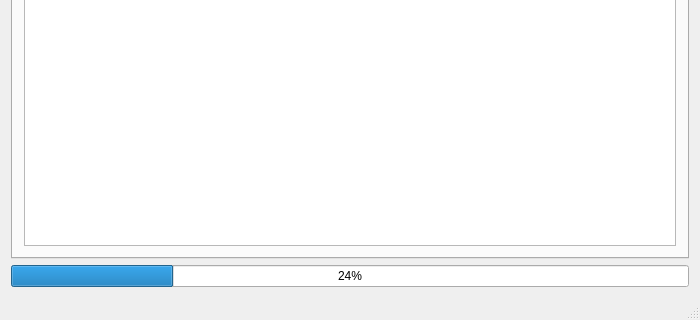
SergeiNazarov/SimpleGDrive, file gui/mainwindow.ui: the form before one commit; both pictures show x 0 to 700 and y 280 to 600 of the 700 by 600 pixel window.
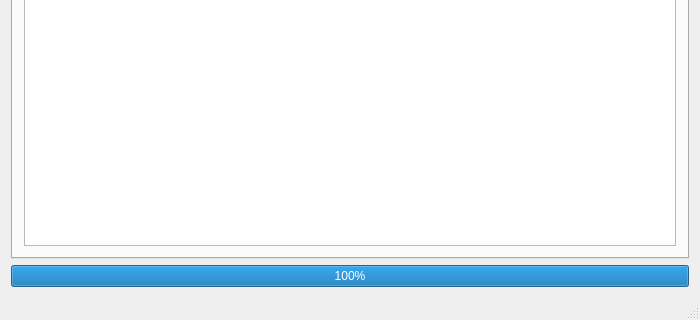
The form after the commit. Icons and pictures are not drawn.

```diff
--- a/gui/mainwindow.ui
+++ b/gui/mainwindow.ui
@@ -194,8 +194,11 @@
     </item>
     <item>
      <widget class="QProgressBar" name="progressBar">
+      <property name="minimum">
+       <number>0</number>
+      </property>
       <property name="value">
-       <number>24</number>
+       <number>100</number>
       </property>
      </widget>
     </item>
```
Left out of the diff: 8 changed lines with no effect on the pictures.
